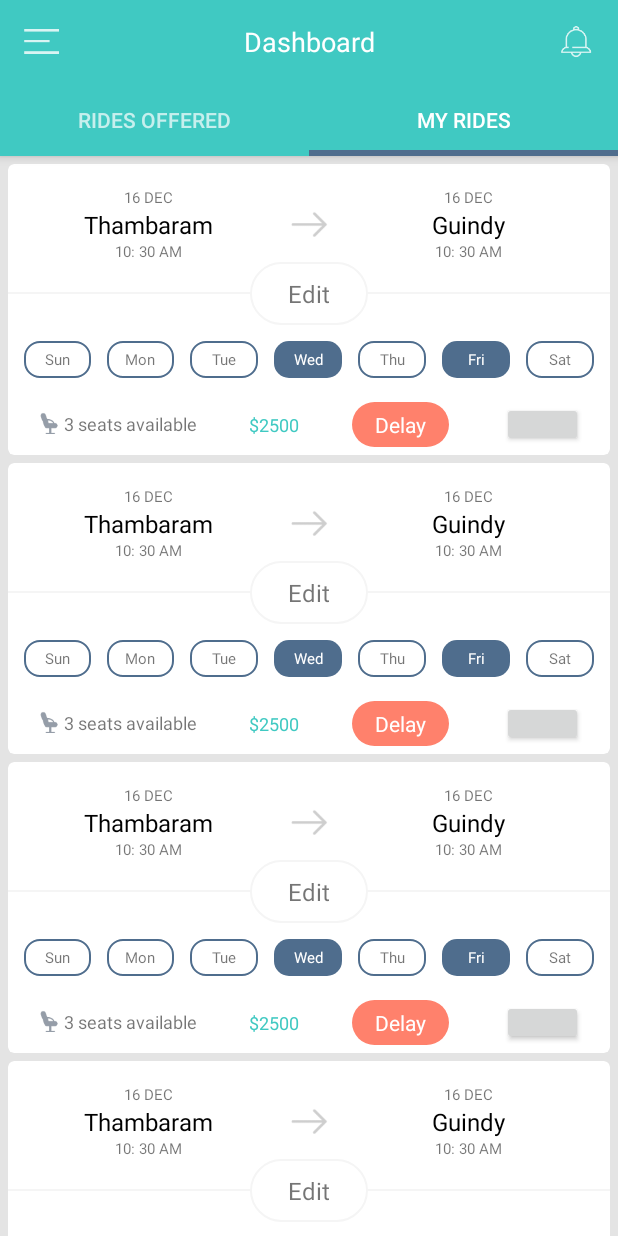
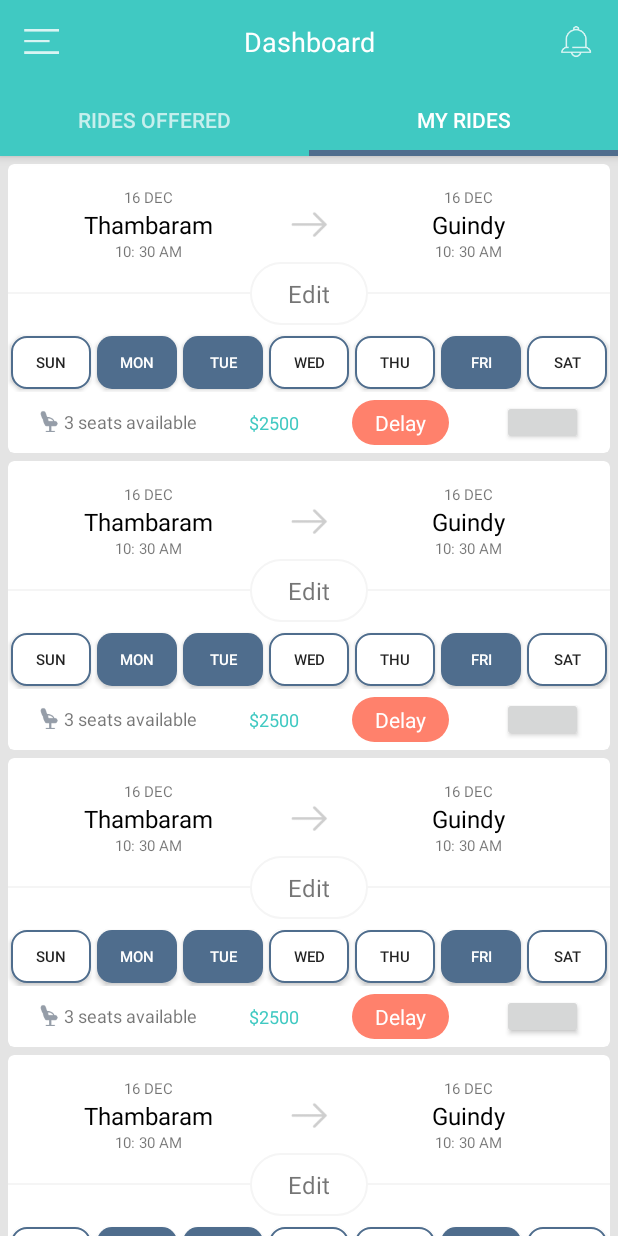
Before and after one commit to Saiprashanth-1993/CarPooling, an Android app: the DashboardActivity screen opened directly, with no data from a screen before it, tab 2 chosen, on a phone screen of 412 x 824 dp. Run offline under Robolectric (Android 15) with nearby library versions, the phone set to English and light mode, and no system bars; our stand-ins replace data binding; plain views replace ToggleButton; 2 statements that could not run were skipped.

Commit message:
PCARPOOLING-153 #time 1h Dashboard navigation controller has been completed

```diff
--- a/app/src/main/java/com/contus/carpooling/dashboard/DashboardActivity.java
+++ b/app/src/main/java/com/contus/carpooling/dashboard/DashboardActivity.java
@@ -23,6 +23,7 @@ import android.widget.Toast;
 
 import com.contus.carpooling.R;
 import com.contus.carpooling.dashboard.myrides.view.MyRidesFragment;
+import com.contus.carpooling.dashboard.myrides.viewmodel.MyRidesController;
 import com.contus.carpooling.dashboard.ridesoffered.view.RidesOfferedFragment;
 import com.contus.carpooling.databinding.ActivityDashboardBinding;
 
@@ -47,6 +48,7 @@ public class DashboardActivity extends AppCompatActivity
     protected void onCreate(Bundle savedInstanceState) {
         super.onCreate(savedInstanceState);
         activityDashboardBinding = DataBindingUtil.setContentView(this, R.layout.activity_dashboard);
+        activityDashboardBinding.setOnClickController(new MyRidesController());
         setSupportActionBar(activityDashboardBinding.toolbar);
         getSupportActionBar().setDisplayShowTitleEnabled(false);
         ActionBarDrawerToggle toggle = new ActionBarDrawerToggle(
@@ -113,6 +115,8 @@ public class DashboardActivity extends AppCompatActivity
             // Yet to implement
         } else if (id == R.id.nav_profile) {
             // Yet to implement
+        } else if (id == R.id.nav_settings) {
+            // Yet to implement
         } else if (id == R.id.nav_logout) {
             // Yet to implement
         }
--- a/app/src/main/res/layout/activity_dashboard.xml
+++ b/app/src/main/res/layout/activity_dashboard.xml
@@ -3,6 +3,13 @@
 <layout xmlns:android="http://schemas.android.com/apk/res/android"
     xmlns:app="http://schemas.android.com/apk/res-auto"
     xmlns:tools="http://schemas.android.com/tools">
+
+    <data>
+
+        <variable
+            name="onClickController"
+            type="com.contus.carpooling.dashboard.myrides.viewmodel.MyRidesController" />
+    </data>
 
     <android.support.v4.widget.DrawerLayout
         android:id="@+id/drawer_layout"
@@ -12,6 +19,7 @@
         tools:openDrawer="start">
 
         <android.support.design.widget.CoordinatorLayout
+            android:id="@+id/coordinator_layout"
             android:layout_width="match_parent"
             android:layout_height="match_parent"
             android:fitsSystemWindows="true"
@@ -41,14 +49,14 @@
 
                 <android.support.design.widget.TabLayout
                     android:id="@+id/tab_layout"
-                    app:tabIndicatorColor="@color/colorHighLightBlue"
-                    app:tabIndicatorHeight="4dp"
                     android:layout_width="match_parent"
                     android:layout_height="wrap_content"
                     android:layout_below="@+id/toolbar"
                     android:background="@color/colorPrimary"
                     android:minHeight="?attr/actionBarSize"
-                    android:theme="@style/ThemeOverlay.AppCompat.Dark.ActionBar" />
+                    android:theme="@style/ThemeOverlay.AppCompat.Dark.ActionBar"
+                    app:tabIndicatorColor="@color/colorHighLightBlue"
+                    app:tabIndicatorHeight="4dp" />
 
             </android.support.design.widget.AppBarLayout>
 
@@ -58,6 +66,19 @@
                 android:layout_width="match_parent"
                 android:layout_height="match_parent"
                 app:layout_behavior="@string/appbar_scrolling_view_behavior" />
+
+            <android.support.design.widget.FloatingActionButton
+                android:id="@+id/add_new_ride"
+                android:layout_width="wrap_content"
+                android:layout_height="wrap_content"
+                android:layout_gravity="right|bottom"
+                android:layout_margin="10dp"
+                android:clickable="true"
+                android:onClick="@{onClickController.fabBtnOnClick()}"
+                android:src="@drawable/ic_action_add"
+                app:backgroundTint="@color/colorPrimary"
+                app:fabSize="normal"
+                app:layout_behavior="com.contus.carpooling.views.ScrollAwareFABBehavior" />
 
         </android.support.design.widget.CoordinatorLayout>
 
--- a/app/src/main/res/layout/adapter_my_rides.xml
+++ b/app/src/main/res/layout/adapter_my_rides.xml
@@ -132,129 +132,87 @@
                 <LinearLayout
                     android:layout_width="match_parent"
                     android:layout_height="wrap_content"
-                    android:padding="5dp">
+                    android:layout_marginTop="5dp">
 
-                    <RelativeLayout
+                    <Button
                         android:layout_width="0dp"
-                        android:layout_height="wrap_content"
-                        android:layout_margin="5dp"
+                        android:layout_height="35dp"
+                        android:layout_margin="2dp"
                         android:layout_weight="1"
-                        android:gravity="center">
+                        android:background="@drawable/circle_text_view"
+                        android:paddingLeft="5dp"
+                        android:paddingRight="5dp"
+                        android:text="SUN"
+                        android:textSize="10sp" />
 
-                        <TextView
-                            android:layout_width="match_parent"
-                            android:layout_height="wrap_content"
-                            android:background="@drawable/circle_text_view"
-                            android:gravity="center"
-                            android:padding="5dp"
-                            android:text="Sun"
-                            android:textSize="10sp" />
-                    </RelativeLayout>
-
-
-                    <RelativeLayout
+                    <Button
                         android:layout_width="0dp"
-                        android:layout_height="wrap_content"
-                        android:layout_margin="5dp"
+                        android:layout_height="35dp"
+                        android:layout_margin="2dp"
                         android:layout_weight="1"
-                        android:gravity="center">
-
-                        <TextView
-                            android:layout_width="match_parent"
-                            android:layout_height="wrap_content"
-                            android:background="@drawable/circle_text_view"
-                            android:gravity="center"
-                            android:padding="5dp"
-                            android:text="Mon"
-                            android:textSize="10sp" />
-                    </RelativeLayout>
-
-                    <RelativeLayout
-                        android:layout_width="0dp"
-                        android:layout_height="wrap_content"
-                        android:layout_margin="5dp"
-                        android:layout_weight="1"
-                        android:gravity="center">
-
-                        <TextView
-                            android:layout_width="match_parent"
-                            android:layout_height="wrap_content"
-                            android:background="@drawable/circle_text_view"
-                            android:gravity="center"
-                            android:padding="5dp"
-                            android:text="Tue"
-                            android:textSize="10sp" />
-                    </RelativeLayout>
-
-                    <RelativeLayout
-                        android:layout_width="0dp"
-                        android:layout_height="wrap_content"
-                        android:layout_margin="5dp"
-                        android:layout_weight="1"
-                        android:gravity="center">
-
-                        <TextView
-                            android:layout_width="match_parent"
-                            android:layout_height="wrap_content"
                         android:background="@drawable/circle_text_view_selected"
-                            android:gravity="center"
-                            android:padding="5dp"
-                            android:text="Wed"
+                        android:paddingLeft="5dp"
+                        android:paddingRight="5dp"
+                        android:text="MON"
                         android:textColor="@android:color/white"
                         android:textSize="10sp" />
-                    </RelativeLayout>
 
-                    <RelativeLayout
+                    <Button
                         android:layout_width="0dp"
-                        android:layout_height="wrap_content"
-                        android:layout_margin="5dp"
+                        android:layout_height="35dp"
+                        android:layout_margin="2dp"
                         android:layout_weight="1"
-                        android:gravity="center">
-
-                        <TextView
-                            android:layout_width="match_parent"
-                            android:layout_height="wrap_content"
-                            android:background="@drawable/circle_text_view"
-                            android:gravity="center"
-                            android:padding="5dp"
-                            android:text="Thu"
-                            android:textSize="10sp" />
-                    </RelativeLayout>
-
-                    <RelativeLayout
-                        android:layout_width="0dp"
-                        android:layout_height="wrap_content"
-                        android:layout_margin="5dp"
-                        android:layout_weight="1"
-                        android:gravity="center">
-
-                        <TextView
-                            android:layout_width="match_parent"
-                            android:layout_height="wrap_content"
                         android:background="@drawable/circle_text_view_selected"
-                            android:gravity="center"
-                            android:padding="5dp"
-                            android:text="Fri"
+                        android:paddingLeft="5dp"
+                        android:paddingRight="5dp"
+                        android:text="TUE"
                         android:textColor="@android:color/white"
                         android:textSize="10sp" />
-                    </RelativeLayout>
 
-                    <RelativeLayout
+                    <Button
                         android:layout_width="0dp"
-                        android:layout_height="wrap_content"
-                        android:layout_margin="5dp"
+                        android:layout_height="35dp"
+                        android:layout_margin="2dp"
                         android:layout_weight="1"
-                        android:gravity="center">
+                        android:background="@drawable/circle_text_view"
+                        android:paddingLeft="5dp"
+                        android:paddingRight="5dp"
+                        android:text="WED"
+                        android:textSize="10sp" />
 
-                        <TextView
-                            android:layout_width="match_parent"
-                            android:layout_height="wrap_content"
+                    <Button
+                        android:layout_width="0dp"
+                        android:layout_height="35dp"
+                        android:layout_margin="2dp"
+                        android:layout_weight="1"
                         android:background="@drawable/circle_text_view"
-                            android:gravity="center"
-                            android:padding="5dp"
-                            android:text="Sat"
+                        android:paddingLeft="5dp"
+                        android:paddingRight="5dp"
+                        android:text="THU"
                         android:textSize="10sp" />
-                    </RelativeLayout>
+
+                    <Button
+                        android:layout_width="0dp"
+                        android:layout_height="35dp"
+                        android:layout_margin="2dp"
+                        android:layout_weight="1"
+                        android:background="@drawable/circle_text_view_selected"
+                        android:paddingLeft="5dp"
+                        android:paddingRight="5dp"
+                        android:text="FRI"
+                        android:textColor="@android:color/white"
+                        android:textSize="10sp" />
+
+                    <Button
+                        android:layout_width="0dp"
+                        android:layout_height="35dp"
+                        android:layout_margin="2dp"
+                        android:layout_weight="1"
+                        android:background="@drawable/circle_text_view"
+                        android:paddingLeft="5dp"
+                        android:paddingRight="5dp"
+                        android:text="SAT"
+                        android:textSize="10sp" />
                 </LinearLayout>
 
                 <LinearLayout
--- a/app/src/main/res/layout/fragment_my_rides.xml
+++ b/app/src/main/res/layout/fragment_my_rides.xml
@@ -16,6 +16,5 @@
             android:background="@color/colorBackground"
             android:orientation="vertical"
             app:layoutManager="android.support.v7.widget.LinearLayoutManager" />
-
     </FrameLayout>
 </layout>
```
Also changed, not shown: app/src/main/res/layout/activity_company_registration.xml (+10 -11 lines), app/src/main/res/layout/activity_login.xml (+8 -9 lines), app/src/main/res/layout/activity_user_registration.xml (+28 -24 lines). Lines whose indentation alone changed are shown as unchanged.
